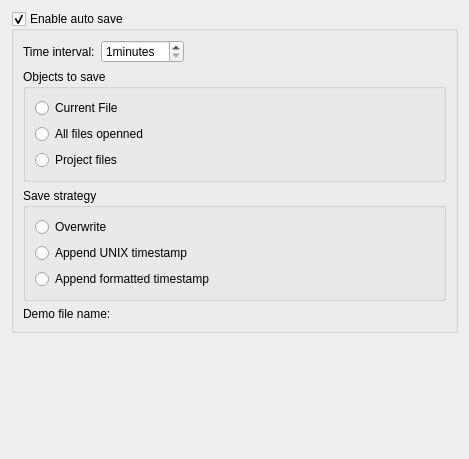
This is RedPandaIDE/settingsdialog/editorautosavewidget.ui in royqh1979/RedPanda-CPP as Qt 5 draws it before an edit. The edited form follows.
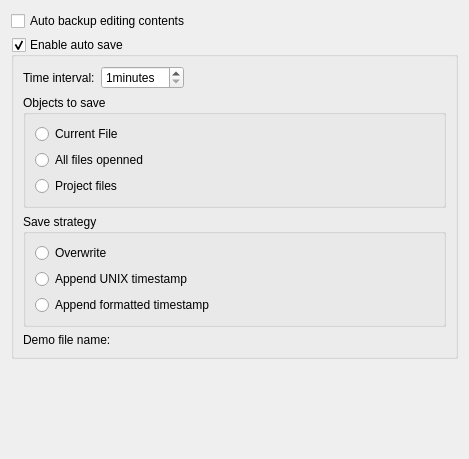
This is the edited form.

Commit message: - enhancement: Auto backup editing contents. (Save editing contents 3 seconds after input stopped. Auto delete when editor successfully closed)   - enhancement: Add "Auto backup editing contents" option in options/editor/auto save

What changed in the file:
```diff
--- a/RedPandaIDE/settingsdialog/editorautosavewidget.ui
+++ b/RedPandaIDE/settingsdialog/editorautosavewidget.ui
@@ -14,6 +14,13 @@
    <string>Form</string>
   </property>
   <layout class="QVBoxLayout" name="verticalLayout">
+   <item>
+    <widget class="QCheckBox" name="chkAutoBackupEditContents">
+     <property name="text">
+      <string>Auto backup editing contents</string>
+     </property>
+    </widget>
+   </item>
    <item>
     <widget class="QGroupBox" name="grpEnableAutoSave">
      <property name="title">
```
The commit also changes 12 other files.
